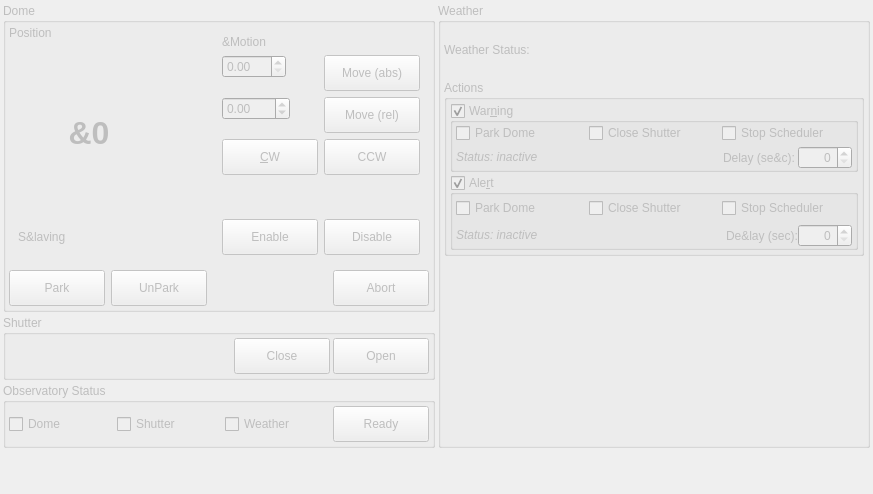
The window that kstars/ekos/observatory/observatory.ui (sterne-jaeger/kstars) describes before a commit, drawn with Qt 5.
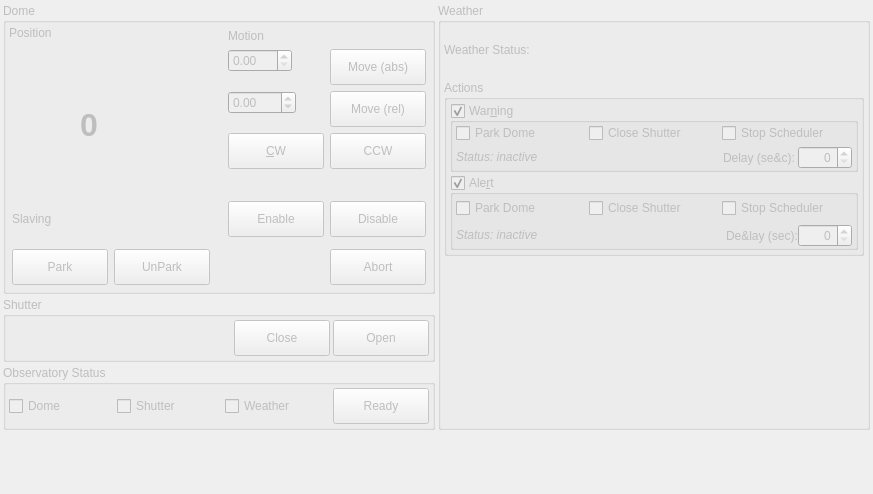
The same window after the commit.

Commit message: Button status display refactored

```diff
--- a/kstars/ekos/observatory/observatory.ui
+++ b/kstars/ekos/observatory/observatory.ui
@@ -87,7 +87,7 @@
                </font>
               </property>
               <property name="text">
-               <string notr="true">&amp;0</string>
+               <string notr="true">0</string>
               </property>
               <property name="alignment">
                <set>Qt::AlignCenter</set>
@@ -111,13 +111,25 @@
             <item row="0" column="2" rowspan="3" colspan="2">
              <widget class="QWidget" name="MotionBox" native="true">
               <layout class="QFormLayout" name="formLayout">
+               <property name="leftMargin">
+                <number>3</number>
+               </property>
+               <property name="topMargin">
+                <number>3</number>
+               </property>
+               <property name="rightMargin">
+                <number>3</number>
+               </property>
+               <property name="bottomMargin">
+                <number>3</number>
+               </property>
                <item row="0" column="0">
                 <widget class="QLabel" name="motionLabel">
                  <property name="enabled">
                   <bool>false</bool>
                  </property>
                  <property name="text">
-                  <string>&amp;Motion</string>
+                  <string>Motion</string>
                  </property>
                 </widget>
                </item>
@@ -282,10 +294,22 @@
           <item>
            <widget class="QWidget" name="SlavingBox" native="true">
             <layout class="QHBoxLayout" name="slavingBox">
+             <property name="leftMargin">
+              <number>3</number>
+             </property>
+             <property name="topMargin">
+              <number>3</number>
+             </property>
+             <property name="rightMargin">
+              <number>3</number>
+             </property>
+             <property name="bottomMargin">
+              <number>3</number>
+             </property>
              <item>
               <widget class="QLabel" name="label">
                <property name="text">
-                <string>S&amp;laving</string>
+                <string>Slaving</string>
                </property>
               </widget>
              </item>
@@ -373,6 +397,18 @@
           </item>
           <item>
            <layout class="QHBoxLayout" name="parkingBox">
+            <property name="leftMargin">
+             <number>3</number>
+            </property>
+            <property name="topMargin">
+             <number>3</number>
+            </property>
+            <property name="rightMargin">
+             <number>3</number>
+            </property>
+            <property name="bottomMargin">
+             <number>3</number>
+            </property>
             <item>
              <widget class="QPushButton" name="domePark">
               <property name="enabled">
@@ -411,7 +447,7 @@
                </size>
               </property>
               <property name="checkable">
-               <bool>true</bool>
+               <bool>false</bool>
               </property>
              </widget>
             </item>
@@ -447,7 +483,7 @@
                <string>UnPark</string>
               </property>
               <property name="checkable">
-               <bool>true</bool>
+               <bool>false</bool>
               </property>
               <property name="checked">
                <bool>false</bool>
@@ -580,7 +616,7 @@
              </size>
             </property>
             <property name="checkable">
-             <bool>true</bool>
+             <bool>false</bool>
             </property>
            </widget>
           </item>
@@ -616,7 +652,7 @@
              <string>Open</string>
             </property>
             <property name="checkable">
-             <bool>true</bool>
+             <bool>false</bool>
             </property>
             <property name="checked">
              <bool>false</bool>
```
The commit also changes 2 other files.
